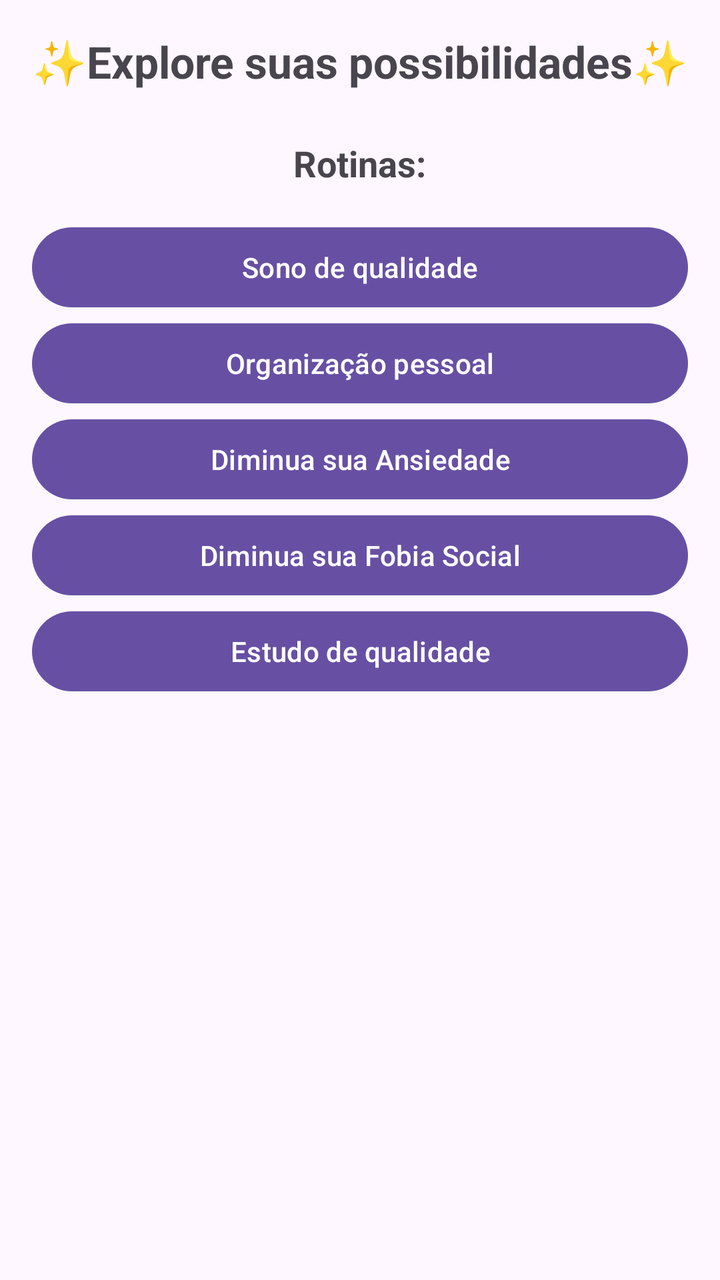
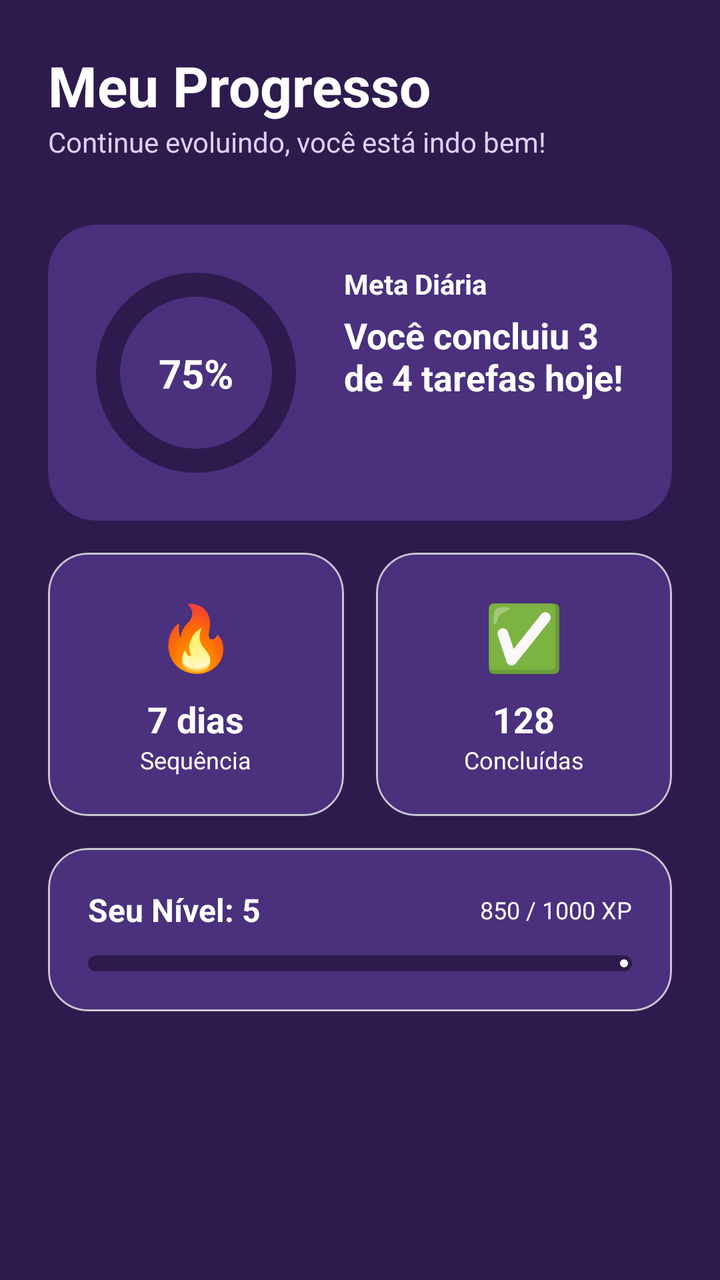

Screens rendered from an Android XML layout before and after an edit, with the pre-edit source and the edit as a unified diff.
<!-- AndroidManifest.xml: application theme Theme.Ativamente -->
<!-- res/layout/fragment_explore.xml -->
<?xml version="1.0" encoding="utf-8"?>
<LinearLayout xmlns:android="http://schemas.android.com/apk/res/android"
    android:layout_width="match_parent"
    android:layout_height="match_parent"
    android:orientation="vertical"
    android:padding="16dp"
    android:gravity="center_horizontal">

    <TextView
        android:layout_width="wrap_content"
        android:layout_height="wrap_content"
        android:text="✨Explore suas possibilidades✨"
        android:textSize="22sp"
        android:textStyle="bold"
        android:layout_marginBottom="24dp"/>

    <TextView
        android:layout_width="wrap_content"
        android:layout_height="wrap_content"
        android:text="Rotinas:"
        android:textSize="18sp"
        android:textStyle="bold"
        android:layout_marginBottom="16dp"/>

    <Button
        android:id="@+id/button_sono_de_qualidade"
        android:layout_width="match_parent"
        android:layout_height="wrap_content"
        android:text="Sono de qualidade" />

    <Button
        android:id="@+id/button_organizacao_pessoal"
        android:layout_width="match_parent"
        android:layout_height="wrap_content"
        android:text="Organização pessoal" />

    <Button
        android:id="@+id/button_diminua_ansiedade"
        android:layout_width="match_parent"
        android:layout_height="wrap_content"
        android:text="Diminua sua Ansiedade" />

    <Button
        android:id="@+id/button_diminua_fobia_social"
        android:layout_width="match_parent"
        android:layout_height="wrap_content"
        android:text="Diminua sua Fobia Social" />

    <Button
        android:id="@+id/button_estudo_de_qualidade"
        android:layout_width="match_parent"
        android:layout_height="wrap_content"
        android:text="Estudo de qualidade" />

</LinearLayout>
<!-- resources referenced by this layout -->
<resources>
  <style name="Theme.Ativamente" parent="Base.Theme.Ativamente" />
  <style name="Base.Theme.Ativamente" parent="Theme.Material3.DayNight.NoActionBar">
          
          
      </style>
</resources>

<!-- the commit's change to res/layout/fragment_explore.xml (unified diff, before → after) -->
@@ -1,55 +1,253 @@
 <?xml version="1.0" encoding="utf-8"?>
-<LinearLayout xmlns:android="http://schemas.android.com/apk/res/android"
+<androidx.core.widget.NestedScrollView xmlns:android="http://schemas.android.com/apk/res/android"
+    xmlns:app="http://schemas.android.com/apk/res-auto"
+    xmlns:tools="http://schemas.android.com/tools"
     android:layout_width="match_parent"
     android:layout_height="match_parent"
-    android:orientation="vertical"
-    android:padding="16dp"
-    android:gravity="center_horizontal">
-
-    <TextView
-        android:layout_width="wrap_content"
-        android:layout_height="wrap_content"
-        android:text="✨Explore suas possibilidades✨"
-        android:textSize="22sp"
-        android:textStyle="bold"
-        android:layout_marginBottom="24dp"/>
-
-    <TextView
-        android:layout_width="wrap_content"
-        android:layout_height="wrap_content"
-        android:text="Rotinas:"
-        android:textSize="18sp"
-        android:textStyle="bold"
-        android:layout_marginBottom="16dp"/>
-
-    <Button
-        android:id="@+id/button_sono_de_qualidade"
+    android:background="@color/explore_bg"
+    android:fillViewport="true">
+
+    <androidx.constraintlayout.widget.ConstraintLayout
         android:layout_width="match_parent"
         android:layout_height="wrap_content"
-        android:text="Sono de qualidade" />
-
-    <Button
-        android:id="@+id/button_organizacao_pessoal"
-        android:layout_width="match_parent"
-        android:layout_height="wrap_content"
-        android:text="Organização pessoal" />
-
-    <Button
-        android:id="@+id/button_diminua_ansiedade"
-        android:layout_width="match_parent"
-        android:layout_height="wrap_content"
-        android:text="Diminua sua Ansiedade" />
-
-    <Button
-        android:id="@+id/button_diminua_fobia_social"
-        android:layout_width="match_parent"
-        android:layout_height="wrap_content"
-        android:text="Diminua sua Fobia Social" />
-
-    <Button
-        android:id="@+id/button_estudo_de_qualidade"
-        android:layout_width="match_parent"
-        android:layout_height="wrap_content"
-        android:text="Estudo de qualidade" />
-
-</LinearLayout>
+        android:padding="24dp">
+
+        <TextView
+            android:id="@+id/text_explore_title"
+            android:layout_width="wrap_content"
+            android:layout_height="wrap_content"
+            android:text="Meu Progresso"
+            android:textColor="@color/white"
+            android:textSize="28sp"
+            android:textStyle="bold"
+            app:layout_constraintStart_toStartOf="parent"
+            app:layout_constraintTop_toTopOf="parent" />
+
+        <TextView
+            android:id="@+id/text_explore_subtitle"
+            android:layout_width="wrap_content"
+            android:layout_height="wrap_content"
+            android:text="Continue evoluindo, você está indo bem!"
+            android:textColor="@color/explore_text_secondary"
+            android:textSize="14sp"
+            app:layout_constraintStart_toStartOf="parent"
+            app:layout_constraintTop_toBottomOf="@id/text_explore_title" />
+
+        <com.google.android.material.card.MaterialCardView
+            android:id="@+id/card_daily_progress"
+            android:layout_width="match_parent"
+            android:layout_height="wrap_content"
+            android:layout_marginTop="32dp"
+            app:cardBackgroundColor="@color/explore_card_bg"
+            app:cardCornerRadius="24dp"
+            app:cardElevation="0dp"
+            app:layout_constraintTop_toBottomOf="@id/text_explore_subtitle"
+            app:strokeWidth="0dp">
+
+            <androidx.constraintlayout.widget.ConstraintLayout
+                android:layout_width="match_parent"
+                android:layout_height="wrap_content"
+                android:padding="20dp">
+
+                <com.google.android.material.progressindicator.CircularProgressIndicator
+                    android:id="@+id/progress_daily"
+                    android:layout_width="wrap_content"
+                    android:layout_height="wrap_content"
+                    android:progress="75"
+                    app:indicatorColor="@color/explore_accent"
+                    app:indicatorSize="100dp"
+                    app:layout_constraintStart_toStartOf="parent"
+                    app:layout_constraintTop_toTopOf="parent"
+                    app:layout_constraintBottom_toBottomOf="parent"
+                    app:trackColor="@color/explore_bg"
+                    app:trackCornerRadius="10dp"
+                    app:trackThickness="12dp" />
+
+                <TextView
+                    android:id="@+id/text_progress_percentage"
+                    android:layout_width="wrap_content"
+                    android:layout_height="wrap_content"
+                    android:text="75%"
+                    android:textColor="@color/white"
+                    android:textSize="20sp"
+                    android:textStyle="bold"
+                    app:layout_constraintBottom_toBottomOf="@id/progress_daily"
+                    app:layout_constraintEnd_toEndOf="@id/progress_daily"
+                    app:layout_constraintStart_toStartOf="@id/progress_daily"
+                    app:layout_constraintTop_toTopOf="@id/progress_daily" />
+
+                <TextView
+                    android:id="@+id/text_daily_status"
+                    android:layout_width="0dp"
+                    android:layout_height="wrap_content"
+                    android:layout_marginStart="20dp"
+                    android:text="Meta Diária"
+                    android:textColor="@color/explore_accent"
+                    android:textSize="14sp"
+                    android:textStyle="bold"
+                    app:layout_constraintEnd_toEndOf="parent"
+                    app:layout_constraintStart_toEndOf="@id/progress_daily"
+                    app:layout_constraintTop_toTopOf="@id/progress_daily" />
+
+                <TextView
+                    android:id="@+id/text_tasks_summary"
+                    android:layout_width="0dp"
+                    android:layout_height="wrap_content"
+                    android:layout_marginTop="4dp"
+                    android:text="Você concluiu 3 de 4 tarefas hoje!"
+                    android:textColor="@color/white"
+                    android:textSize="18sp"
+                    android:textStyle="bold"
+                    app:layout_constraintEnd_toEndOf="parent"
+                    app:layout_constraintStart_toStartOf="@id/text_daily_status"
+                    app:layout_constraintTop_toBottomOf="@id/text_daily_status" />
+
+            </androidx.constraintlayout.widget.ConstraintLayout>
+        </com.google.android.material.card.MaterialCardView>
+
+        <com.google.android.material.card.MaterialCardView
+            android:id="@+id/card_streak"
+            android:layout_width="0dp"
+            android:layout_height="wrap_content"
+            android:layout_marginTop="16dp"
+            android:layout_marginEnd="8dp"
+            app:cardBackgroundColor="@color/explore_card_bg"
+            app:cardCornerRadius="20dp"
+            app:cardElevation="0dp"
+            app:layout_constraintEnd_toStartOf="@+id/card_total_tasks"
+            app:layout_constraintHorizontal_weight="1"
+            app:layout_constraintStart_toStartOf="parent"
+            app:layout_constraintTop_toBottomOf="@id/card_daily_progress">
+
+            <LinearLayout
+                android:layout_width="match_parent"
+                android:layout_height="wrap_content"
+                android:gravity="center"
+                android:orientation="vertical"
+                android:padding="20dp">
+
+                <TextView
+                    android:layout_width="wrap_content"
+                    android:layout_height="wrap_content"
+                    android:text="🔥"
+                    android:textSize="32sp" />
+
+                <TextView
+                    android:id="@+id/text_streak_count"
+                    android:layout_width="wrap_content"
+                    android:layout_height="wrap_content"
+                    android:layout_marginTop="8dp"
+                    android:text="7 dias"
+                    android:textColor="@color/white"
+                    android:textSize="18sp"
+                    android:textStyle="bold" />
+
+                <TextView
+                    android:layout_width="wrap_content"
+                    android:layout_height="wrap_content"
+                    android:text="Sequência"
+                    android:textColor="@color/explore_accent"
+                    android:textSize="12sp" />
+            </LinearLayout>
+        </com.google.android.material.card.MaterialCardView>
+
+        <com.google.android.material.card.MaterialCardView
+            android:id="@+id/card_total_tasks"
+            android:layout_width="0dp"
+            android:layout_height="wrap_content"
+            android:layout_marginStart="8dp"
+            app:cardBackgroundColor="@color/explore_card_bg"
+            app:cardCornerRadius="20dp"
+            app:cardElevation="0dp"
+            app:layout_constraintBottom_toBottomOf="@id/card_streak"
+            app:layout_constraintEnd_toEndOf="parent"
+            app:layout_constraintHorizontal_weight="1"
+            app:layout_constraintStart_toEndOf="@id/card_streak"
+            app:layout_constraintTop_toTopOf="@id/card_streak">
+
+            <LinearLayout
+                android:layout_width="match_parent"
+                android:layout_height="wrap_content"
+                android:gravity="center"
+                android:orientation="vertical"
+                android:padding="20dp">
+
+                <TextView
+                    android:layout_width="wrap_content"
+                    android:layout_height="wrap_content"
+                    android:text="✅"
+                    android:textSize="32sp" />
+
+                <TextView
+                    android:id="@+id/text_total_completed"
+                    android:layout_width="wrap_content"
+                    android:layout_height="wrap_content"
+                    android:layout_marginTop="8dp"
+                    android:text="128"
+                    android:textColor="@color/white"
+                    android:textSize="18sp"
+                    android:textStyle="bold" />
+
+                <TextView
+                    android:layout_width="wrap_content"
+                    android:layout_height="wrap_content"
+                    android:text="Concluídas"
+                    android:textColor="@color/explore_accent"
+                    android:textSize="12sp" />
+            </LinearLayout>
+        </com.google.android.material.card.MaterialCardView>
+
+        <com.google.android.material.card.MaterialCardView
+            android:id="@+id/card_level"
+            android:layout_width="match_parent"
+            android:layout_height="wrap_content"
+            android:layout_marginTop="16dp"
+            app:cardBackgroundColor="@color/explore_card_bg"
+            app:cardCornerRadius="20dp"
+            app:cardElevation="0dp"
+            app:layout_constraintTop_toBottomOf="@id/card_streak">
+
+            <androidx.constraintlayout.widget.ConstraintLayout
+                android:layout_width="match_parent"
+                android:layout_height="wrap_content"
+                android:padding="20dp">
+
+                <TextView
+                    android:id="@+id/text_level_title"
+                    android:layout_width="wrap_content"
+                    android:layout_height="wrap_content"
+                    android:text="Seu Nível: 5"
+                    android:textColor="@color/white"
+                    android:textSize="16sp"
+                    android:textStyle="bold"
+                    app:layout_constraintStart_toStartOf="parent"
+                    app:layout_constraintTop_toTopOf="parent" />
+
+                <TextView
+                    android:id="@+id/text_xp_status"
+                    android:layout_width="wrap_content"
+                    android:layout_height="wrap_content"
+                    android:text="850 / 1000 XP"
+                    android:textColor="@color/explore_accent"
+                    android:textSize="12sp"
+                    app:layout_constraintBottom_toBottomOf="@id/text_level_title"
+                    app:layout_constraintEnd_toEndOf="parent"
+                    app:layout_constraintTop_toTopOf="@id/text_level_title" />
+
+                <com.google.android.material.progressindicator.LinearProgressIndicator
+                    android:id="@+id/progress_xp"
+                    android:layout_width="match_parent"
+                    android:layout_height="wrap_content"
+                    android:layout_marginTop="12dp"
+                    android:progress="85"
+                    app:indicatorColor="@color/explore_accent"
+                    app:layout_constraintTop_toBottomOf="@id/text_level_title"
+                    app:trackColor="@color/explore_bg"
+                    app:trackCornerRadius="4dp"
+                    app:trackThickness="8dp" />
+
+            </androidx.constraintlayout.widget.ConstraintLayout>
+        </com.google.android.material.card.MaterialCardView>
+
+    </androidx.constraintlayout.widget.ConstraintLayout>
+</androidx.core.widget.NestedScrollView>
<!-- resource entries referenced after the edit -->
@@ -1,9 +1,33 @@
 <!-- resources referenced by this layout -->
 <resources>
-  <style name="Theme.Ativamente" parent="Base.Theme.Ativamente" />
-  <style name="Base.Theme.Ativamente" parent="Theme.Material3.DayNight.NoActionBar">
-          
-          
+  <color name="explore_accent">#FFFFFF</color>
+  <color name="explore_bg">#2D1B4E</color>
+  <color name="explore_card_bg">#4A307D</color>
+  <color name="explore_text_secondary">#DCD1F7</color>
+  <color name="white">#FFFFFF</color>
+  <style name="Theme.Ativamente" parent="Theme.Material3.DayNight.NoActionBar">
+          <item name="colorPrimary">@color/primary_green</item>
+          <item name="colorOnPrimary">@color/on_primary_green</item>
+          <item name="colorPrimaryContainer">@color/primary_container_green</item>
+          <item name="colorOnPrimaryContainer">@color/on_primary_green</item>
+  
+          <item name="colorSecondary">@color/secondary_green</item>
+          <item name="colorOnSecondary">#FFFFFF</item>
+  
+          <item name="android:windowBackground">@color/surface_green</item>
+          <item name="colorSurface">@color/surface_green</item>
+          <item name="colorSurfaceVariant">@color/primary_container_green</item>
+          <item name="colorSurfaceContainer">@color/primary_green</item>
+          <item name="colorSurfaceContainerHigh">@color/primary_green</item>
+  
+          <item name="colorOnSurface">@color/on_primary_green</item>
+          <item name="colorOnSurfaceVariant">@color/secondary_green</item>
+          <item name="colorOutline">@color/secondary_green</item>
       </style>
+  <color name="primary_green">#A9D3BF</color>
+  <color name="on_primary_green">#101410</color>
+  <color name="primary_container_green">#CEE9D9</color>
+  <color name="secondary_green">#3A3A3A</color>
+  <color name="surface_green">#FFFFFF</color>
 </resources>
 
